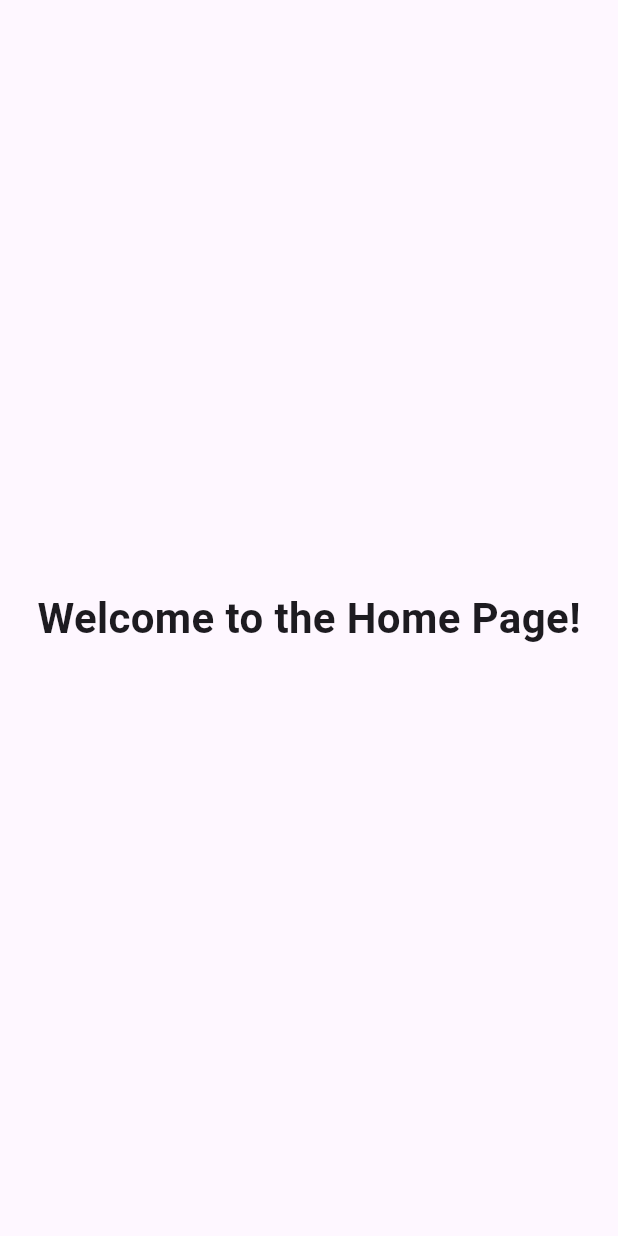
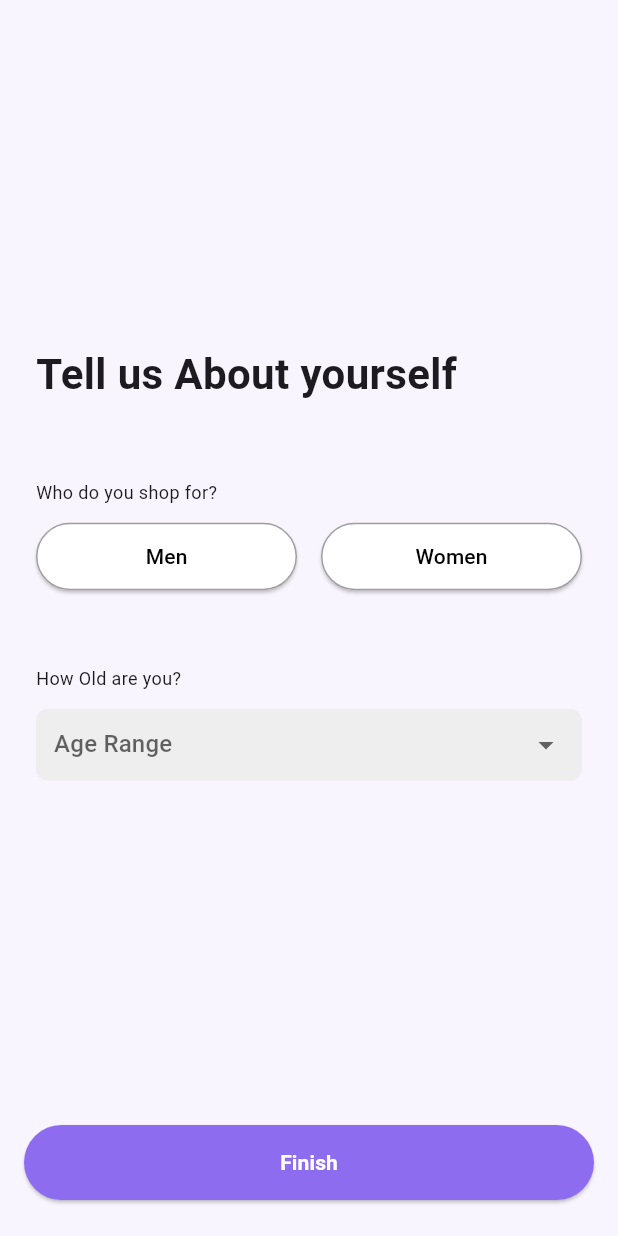
Before and after one commit to AllenWallkerD/First_Flatter_app, a Flutter app: the AboutPage screen opened by its route, on a phone screen of 412 x 824 dp. Run offline on Flutter 3.47's test engine with Material 3 defaults, Android fonts, the phone set to English and light mode, and no system bars.

Commit message:
about page

```diff
--- a/lib/about.dart
+++ b/lib/about.dart
@@ -1,21 +1,182 @@
 import 'package:flutter/material.dart';
 import 'styles/signinStyles.dart';
 
-class AboutPage extends StatelessWidget {
-  const AboutPage({super.key});
+class AboutPage extends StatefulWidget {
+  const AboutPage({Key? key}) : super(key: key);
+
+  @override
+  State<AboutPage> createState() => _AboutPageState();
+}
+
+class _AboutPageState extends State<AboutPage> {
+  bool? isMenSelected;
+  String? selectedAgeRange;
+  String? _errorMessage;
+
+  final List<String> ageRanges = [
+    "Under 18",
+    "18-24",
+    "25-34",
+    "35-44",
+    "45-54",
+    "55+",
+  ];
 
   @override
   Widget build(BuildContext context) {
     return Scaffold(
-      body: Center(
+      backgroundColor: const Color(0xFFF9F5FF),
+      body: SafeArea(
         child: Padding(
-          padding: const EdgeInsets.all(16.0),
-          child: Text(
-            "Welcome to the Home Page!",
-            style: SignInStyles.titleTextStyle,
+          padding: SignInStyles.formPadding,
+          child: Column(
+            crossAxisAlignment: CrossAxisAlignment.start,
+            mainAxisAlignment: MainAxisAlignment.center,
+            children: [
+              const Text(
+                "Tell us About yourself",
+                style: SignInStyles.titleTextStyle,
+              ),
+              SignInStyles.largeSpacing,
+
+              const Text(
+                "Who do you shop for?",
+                style: SignInStyles.normalTextStyle,
+              ),
+              SignInStyles.spacing,
+
+              Row(
+                children: [
+                  Expanded(
+                    child: _genderButton(
+                      label: "Men",
+                      selected: isMenSelected == true,
+                      onTap: () => setState(() => isMenSelected = true),
+                    ),
+                  ),
+                  const SizedBox(width: 16),
+                  Expanded(
+                    child: _genderButton(
+                      label: "Women",
+                      selected: isMenSelected == false,
+                      onTap: () => setState(() => isMenSelected = false),
+                    ),
+                  ),
+                ],
+              ),
+              SignInStyles.largeSpacing,
+
+              const Text(
+                "How Old are you?",
+                style: SignInStyles.normalTextStyle,
+              ),
+              SignInStyles.spacing,
+
+              Container(
+                width: double.infinity,
+                padding: const EdgeInsets.symmetric(horizontal: 12),
+                decoration: BoxDecoration(
+                  color: Colors.grey[200],
+                  borderRadius: BorderRadius.circular(8),
+                ),
+                child: DropdownButton<String>(
+                  value: selectedAgeRange,
+                  hint: const Text("Age Range"),
+                  isExpanded: true,
+                  underline: const SizedBox(),
+                  items: ageRanges.map((range) {
+                    return DropdownMenuItem<String>(
+                      value: range,
+                      child: Text(range),
+                    );
+                  }).toList(),
+                  onChanged: (value) {
+                    setState(() {
+                      selectedAgeRange = value;
+                    });
+                  },
+                ),
+              ),
+
+              if (_errorMessage != null) ...[
+                const SizedBox(height: 8),
+                Text(
+                  _errorMessage!,
+                  style: const TextStyle(color: Colors.red),
+                ),
+              ],
+            ],
+          ),
+        ),
+      ),
+
+      bottomNavigationBar: Padding(
+        padding: const EdgeInsets.only(bottom: 24, left: 16, right: 16),
+        child: SizedBox(
+          height: 50,
+          width: double.infinity,
+          child: ElevatedButton(
+            style: SignInStyles.primaryButtonStyle,
+            onPressed: _onFinish,
+            child: Text(
+              "Finish",
+              style: SignInStyles.buttonTextStyle,
+            ),
           ),
         ),
       ),
     );
   }
+
+Widget _genderButton({
+  required String label,
+  required bool selected,
+  required VoidCallback onTap,
+}) {
+  final ButtonStyle style = selected
+      ? SignInStyles.primaryButtonStyle
+      : ElevatedButton.styleFrom(
+          backgroundColor: Colors.white,
+          shape: RoundedRectangleBorder(
+            borderRadius: BorderRadius.circular(25),
+            side: const BorderSide(color: Colors.grey),
+          ),
+          padding: const EdgeInsets.symmetric(vertical: 12),
+        );
+
+  final TextStyle textStyle = selected
+      ? SignInStyles.buttonTextStyle
+      : const TextStyle(color: Colors.black);
+
+  return SizedBox(
+    height: 45,
+    child: ElevatedButton(
+      onPressed: onTap,
+      style: style,
+      child: Text(label, style: textStyle),
+    ),
+  );
 }
+
+  void _onFinish() {
+    setState(() {
+      _errorMessage = null;
+    });
+
+    if (isMenSelected == null) {
+      setState(() {
+        _errorMessage = "Please select who you shop for (Men or Women).";
+      });
+      return;
+    }
+
+    if (selectedAgeRange == null) {
+      setState(() {
+        _errorMessage = "Please select your age range.";
+      });
+      return;
+    }
+
+    Navigator.pushNamed(context, '/signIn');
+  }
+}
--- a/lib/create_account.dart
+++ b/lib/create_account.dart
@@ -103,6 +103,6 @@ class _CreateAccountState extends State<CreateAccount> {
       password: password,
     );
 
-    Navigator.pushNamed(context, '/signIn');
+    Navigator.pushNamed(context, '/about');
   }
 }
--- /dev/null
+++ b/lib/home.dart
@@ -0,0 +1,21 @@
+import 'package:flutter/material.dart';
+import 'styles/signinStyles.dart';
+
+class HomePage extends StatelessWidget {
+  const HomePage({super.key});
+
+  @override
+  Widget build(BuildContext context) {
+    return Scaffold(
+      body: Center(
+        child: Padding(
+          padding: const EdgeInsets.all(16.0),
+          child: Text(
+            "Welcome to the Home Page!",
+            style: SignInStyles.titleTextStyle,
+          ),
+        ),
+      ),
+    );
+  }
+}
--- a/lib/main.dart
+++ b/lib/main.dart
@@ -3,10 +3,11 @@ import 'package:flutter/material.dart';
 // Pages
 import 'sign_in.dart';
 import 'sign_in_password.dart';
-import 'about.dart';
+import 'home.dart';
 import 'create_account.dart';
 import 'forgot_password.dart';
 import 'reset_password.dart';
+import 'about.dart';
 
 void main() {
   runApp(const MyApp());
@@ -29,6 +30,7 @@ class MyApp extends StatelessWidget {
         '/forgotPassword': (context) => const ForgotPassword(),
         '/resetPassword': (context) => const ResetPassword(),
         '/about': (context) => const AboutPage(),
+        '/home': (context) => const HomePage(),
       },
     );
   }
--- a/lib/sign_in_password.dart
+++ b/lib/sign_in_password.dart
@@ -66,7 +66,7 @@ class _SignInPasswordState extends State<SignInPassword> {
 
             final user = userDatabase[email];
             if (user != null && user.password == pwd) {
-              Navigator.pushNamed(context, '/about');
+              Navigator.pushNamed(context, '/home');
             } else {
               setState(() => _errorMessage = "Incorrect password");
             }
```
